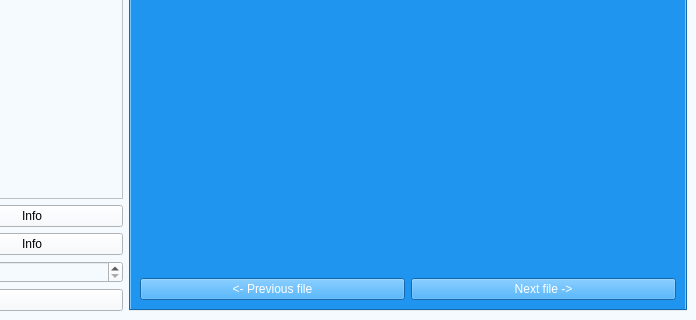
Above: UI/genView.ui from matimusial/ADHDPredictorApp before the change; both pictures show x 548 to 1244 and y 493 to 813 of the 1244 by 813 pixel window. Below: the same form after it.
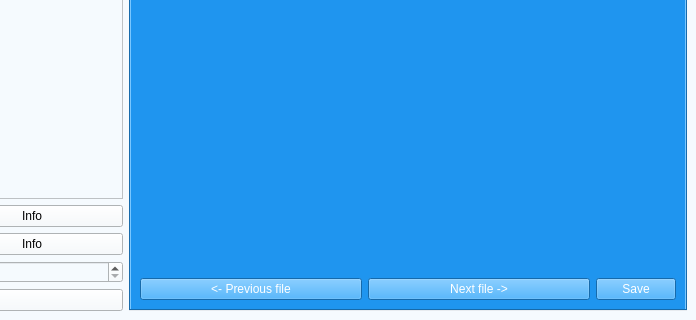
That is the form after the change.

Commit message: saving generated mri

What changed in the file:
```diff
--- a/UI/genView.ui
+++ b/UI/genView.ui
@@ -228,20 +228,45 @@
           </item>
           <item>
            <layout class="QGridLayout" name="gridLayout_3">
-            <item row="0" column="1">
-             <widget class="QPushButton" name="btnNextPlot">
-              <property name="text">
-               <string>Next file -&gt;</string>
-              </property>
-             </widget>
-            </item>
             <item row="0" column="0">
              <widget class="QPushButton" name="btnPrevPlot">
+              <property name="sizePolicy">
+               <sizepolicy hsizetype="Expanding" vsizetype="Fixed">
+                <horstretch>0</horstretch>
+                <verstretch>0</verstretch>
+               </sizepolicy>
+              </property>
               <property name="text">
                <string>&lt;- Previous file</string>
               </property>
              </widget>
             </item>
+            <item row="0" column="1">
+             <widget class="QPushButton" name="btnNextPlot">
+              <property name="sizePolicy">
+               <sizepolicy hsizetype="Expanding" vsizetype="Fixed">
+                <horstretch>0</horstretch>
+                <verstretch>0</verstretch>
+               </sizepolicy>
+              </property>
+              <property name="text">
+               <string>Next file -&gt;</string>
+              </property>
+             </widget>
+            </item>
+            <item row="0" column="2">
+             <widget class="QPushButton" name="saveBtn">
+              <property name="sizePolicy">
+               <sizepolicy hsizetype="Preferred" vsizetype="Fixed">
+                <horstretch>0</horstretch>
+                <verstretch>0</verstretch>
+               </sizepolicy>
+              </property>
+              <property name="text">
+               <string>Save</string>
+              </property>
+             </widget>
+            </item>
            </layout>
           </item>
          </layout>
```
The commit also changes 2 other files.
